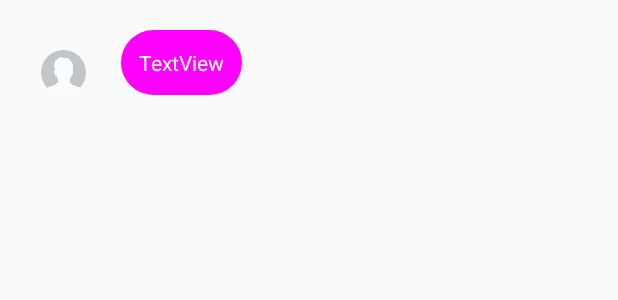
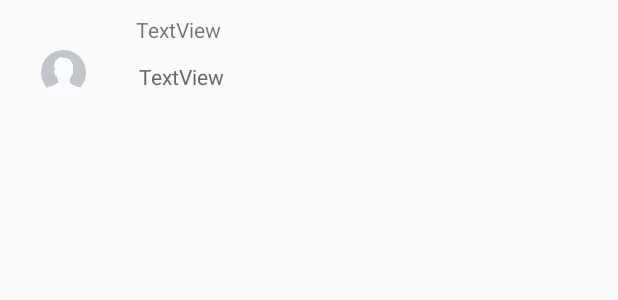
Before and after one commit to breel93/Chatty, an Android app: the layout message_single_layout.xml on its own in the app's theme, with its tools: preview values and no code run, on a phone screen of 412 x 824 dp. Shown: the top 300 px of the screen. Run offline under Robolectric (Android 15) with nearby library versions, the phone set to English and light mode, and no system bars.

Commit message:
pagination chat layout

```diff
--- a/app/src/main/res/layout/message_single_layout.xml
+++ b/app/src/main/res/layout/message_single_layout.xml
@@ -16,16 +16,25 @@
         android:layout_alignParentStart="true"
         android:id="@+id/messageSingleProfileImg" />
 
+
     <TextView
         android:id="@+id/messageSingleText"
         android:layout_width="wrap_content"
         android:layout_height="wrap_content"
-        android:layout_alignBottom="@+id/messageSingleProfileImg"
         android:layout_marginStart="23dp"
-        android:layout_toEndOf="@+id/messageSingleProfileImg"
-        android:background="@drawable/message_text_background"
         android:padding="12dp"
         android:text="TextView"
-        android:textColor="@color/colorWhite" />
+        android:textColor="#696969"
+        android:layout_below="@+id/chatDisplayNametxt"
+        android:layout_toEndOf="@+id/messageSingleProfileImg" />
+
+    <TextView
+        android:id="@+id/chatDisplayNametxt"
+        android:layout_width="wrap_content"
+        android:layout_height="wrap_content"
+        android:text="TextView"
+        android:layout_alignParentTop="true"
+        android:layout_alignStart="@+id/messageSingleText"
+        android:layout_marginStart="10dp" />
 
 </RelativeLayout>
```
Also changed, not shown: app/src/main/java/com/example/breezil/chatty/Activity/MessageAdapter.java (+31 -8 lines).
